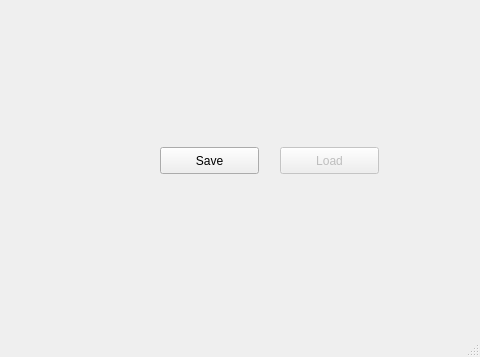
This is Trabalho OpenCV/test1/mainwindow.ui in gipmon/computacaovisual as Qt 5 draws it before an edit; both pictures show x 420 to 900 and y 243 to 600 of the 900 by 600 pixel window. The edited form follows.
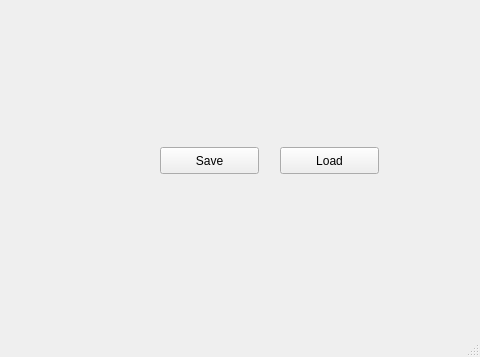
This is the edited form.

Diff of the .ui file:
```diff
--- a/Trabalho OpenCV/test1/mainwindow.ui
+++ b/Trabalho OpenCV/test1/mainwindow.ui
@@ -61,7 +61,7 @@
    </widget>
    <widget class="QPushButton" name="pushButton_2">
     <property name="enabled">
-     <bool>false</bool>
+     <bool>true</bool>
     </property>
     <property name="geometry">
      <rect>
```
